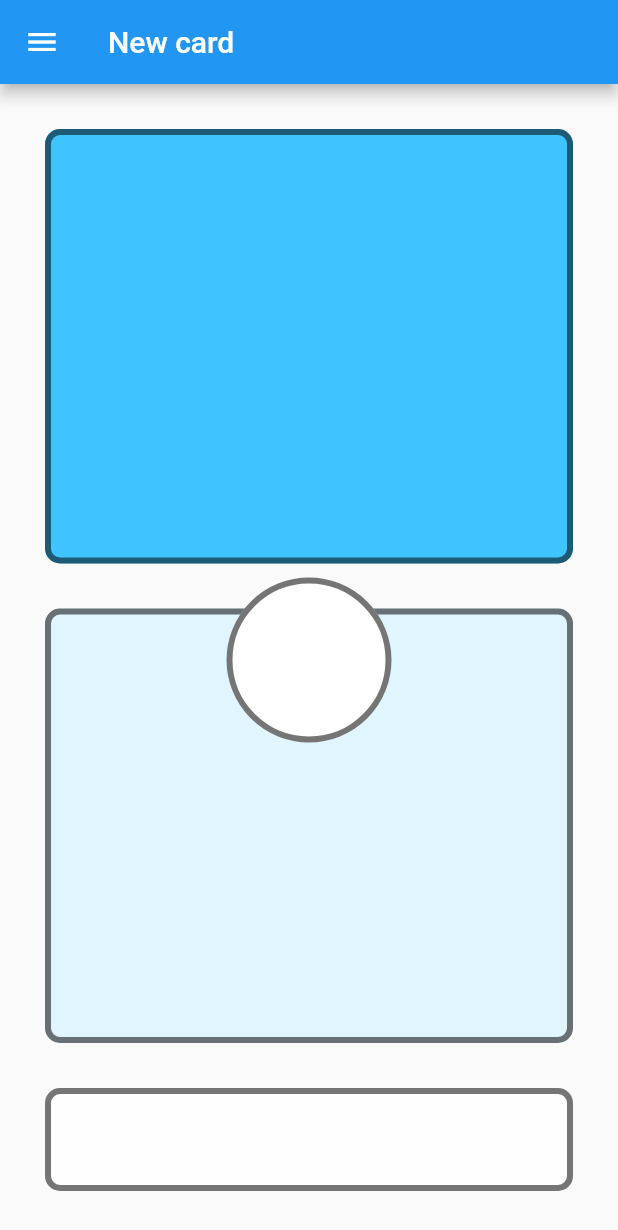
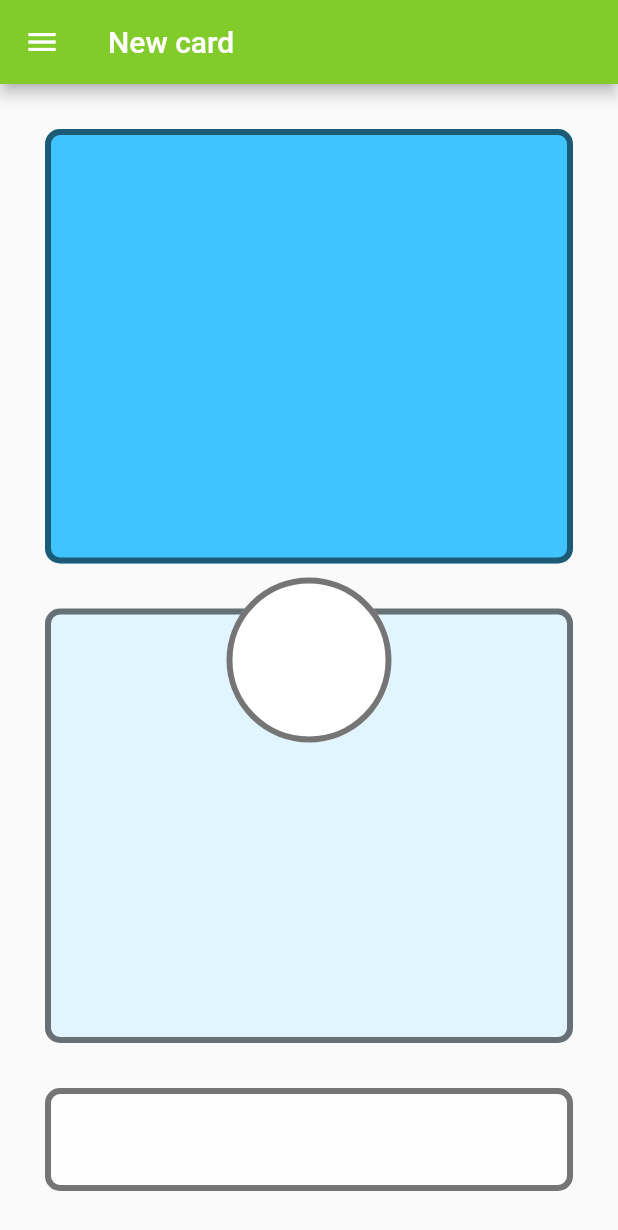
Before and after one commit to lsdrfrx/cardiction, a Flutter app: the screen it shows after launch, in the side drawer, after a tap on "New card", on a phone screen of 412 x 824 dp. Shown: the top 1230 px of the screen. Run offline on Flutter 3.47's test engine with Material 2 defaults, Android fonts, the phone set to English and light mode, and no system bars; our stand-ins replace flutter_bloc.

Commit message:
added dark and light theme, changing accent color

```diff
--- a/lib/main.dart
+++ b/lib/main.dart
@@ -1,11 +1,50 @@
 import 'package:flutter/material.dart';
-import 'package:flutter_desktop_test/src/pages/new_card.dart';
+import 'package:flutter_bloc/flutter_bloc.dart';
 import 'package:flutter_desktop_test/src/pages/vocabulary.dart';
+import 'package:flutter_desktop_test/src/providers/accentcolor/accentcolor_bloc.dart';
+import 'package:flutter_desktop_test/src/providers/theme/theme_bloc.dart';
 
 void main() {
-  const app = MaterialApp(
-    home: VocabularyPage(),
-  );
+  runApp(const App());
+}
 
-  runApp(app);
+class App extends StatelessWidget {
+  const App({super.key});
+
+  @override
+  Widget build(BuildContext context) {
+    return MultiBlocProvider(
+      providers: [
+        BlocProvider(
+          create: (context) => ThemeBloc(),
+        ),
+        BlocProvider(
+          create: (context) => AccentColorBloc(),
+        ),
+      ],
+      child: Builder(
+        builder: (context) {
+          final themeState = context.watch<ThemeBloc>().state;
+          final accentColorState = context.watch<AccentColorBloc>().state;
+
+          return _build(
+            context,
+            themeState.theme.copyWith(
+              primaryColor: accentColorState.accentColor,
+            ),
+          );
+        },
+      ),
+    );
+  }
+
+  Widget _build(BuildContext context, theme) {
+    MaterialApp app = MaterialApp(
+      home: const VocabularyPage(),
+      theme: theme,
+
+    );
+
+    return app;
+  }
 }
--- /dev/null
+++ b/lib/src/providers/accentcolor.dart
@@ -0,0 +1,5 @@
+// import 'package:flutter_bloc/flutter_bloc.dart';
+
+// class AccentColorProvider extends Bloc<ChangeAccentColorEvent, String> {}
+
+// class ChangeAccentColorEvent {}
--- /dev/null
+++ b/lib/src/providers/accentcolor/accentcolor_bloc.dart
@@ -0,0 +1,18 @@
+import 'package:flutter/material.dart';
+import 'package:flutter_bloc/flutter_bloc.dart';
+import 'package:flutter_desktop_test/src/services/themes.dart';
+
+part 'accentcolor_event.dart';
+part 'accentcolor_state.dart';
+
+class AccentColorBloc extends Bloc<AccentColorEvent, AccentColorState> {
+  AccentColorBloc()
+      : super(AccentColorInitial(accentColor: AccentColors.green)) {
+    on<AccentColorChangedEvent>(_onColorChange);
+  }
+
+  _onColorChange(AccentColorEvent event, Emitter<AccentColorState> emit) {
+    emit(AccentColorState(accentColor: AccentColors.byName(event.color)));
+    print("Current color: ${event.color}");
+  }
+}
--- /dev/null
+++ b/lib/src/providers/accentcolor/accentcolor_event.dart
@@ -0,0 +1,11 @@
+part of 'accentcolor_bloc.dart';
+
+@immutable
+sealed class AccentColorEvent {
+  final String color;
+  const AccentColorEvent({required this.color});
+}
+
+class AccentColorChangedEvent extends AccentColorEvent {
+  const AccentColorChangedEvent(String color) : super(color: color);
+}
--- /dev/null
+++ b/lib/src/providers/accentcolor/accentcolor_state.dart
@@ -0,0 +1,15 @@
+part of 'accentcolor_bloc.dart';
+
+@immutable
+class AccentColorState {
+  final Color accentColor;
+  const AccentColorState({
+    required this.accentColor,
+  });
+}
+
+class AccentColorInitial extends AccentColorState {
+  const AccentColorInitial({
+    required Color accentColor,
+  }) : super(accentColor: accentColor);
+}
--- /dev/null
+++ b/lib/src/providers/theme/theme_bloc.dart
@@ -0,0 +1,21 @@
+import 'package:flutter/material.dart';
+import 'package:flutter_bloc/flutter_bloc.dart';
+import 'package:flutter_desktop_test/src/services/themes.dart';
+
+part 'theme_event.dart';
+part 'theme_state.dart';
+
+class ThemeBloc extends Bloc<ThemeEvent, ThemeState> {
+  ThemeBloc() : super(ThemeInitial(theme: lightTheme)) {
+    on<ThemeLightEvent>(_onLightEvent);
+    on<ThemeDarkEvent>(_onDarkEvent);
+  }
+
+  _onLightEvent(ThemeEvent event, Emitter<ThemeState> emit) {
+    emit(ThemeState(theme: lightTheme));
+  }
+
+  _onDarkEvent(ThemeEvent event, Emitter<ThemeState> emit) {
+    emit(ThemeState(theme: darkTheme));
+  }
+}
--- /dev/null
+++ b/lib/src/providers/theme/theme_event.dart
@@ -0,0 +1,8 @@
+part of 'theme_bloc.dart';
+
+@immutable
+sealed class ThemeEvent {}
+
+class ThemeLightEvent extends ThemeEvent {}
+
+class ThemeDarkEvent extends ThemeEvent {}
--- /dev/null
+++ b/lib/src/providers/theme/theme_state.dart
@@ -0,0 +1,15 @@
+part of 'theme_bloc.dart';
+
+@immutable
+class ThemeState {
+  final ThemeData theme;
+  const ThemeState({
+    required this.theme,
+  });
+}
+
+class ThemeInitial extends ThemeState {
+  const ThemeInitial({
+    required ThemeData theme,
+  }) : super(theme: theme);
+}
--- /dev/null
+++ b/lib/src/services/themes.dart
@@ -0,0 +1,47 @@
+import "package:flutter/material.dart";
+
+final lightTheme = ThemeData();
+
+final darkTheme = lightTheme.copyWith(
+  brightness: Brightness.dark,
+  scaffoldBackgroundColor: const Color.fromRGBO(33, 33, 33, 1),
+  appBarTheme: const AppBarTheme(
+    foregroundColor: Colors.white70,
+  ),
+  drawerTheme: const DrawerThemeData(
+    backgroundColor: Color.fromRGBO(33, 33, 33, 1),
+  ),
+  textTheme: const TextTheme(
+    bodyLarge: TextStyle(
+      color: Colors.white70,
+    ),
+  ),
+);
+
+class AccentColors {
+  static Color green = const Color.fromARGB(255, 129, 204, 43);
+  static Color blue = const Color.fromRGBO(64, 196, 255, 1);
+  static Color orange = const Color.fromRGBO(255, 171, 64, 1);
+  static Color red = const Color.fromRGBO(229, 57, 53, 1);
+  static Color pink = const Color.fromRGBO(255, 128, 171, 1);
+
+  static List<String> colors() {
+    return ["green", "blue", "orange", "red", "pink"];
+  }
+
+  static Color byName(String name) {
+    switch (name) {
+      case "green":
+        return AccentColors.green;
+      case "blue":
+        return AccentColors.blue;
+      case "orange":
+        return AccentColors.orange;
+      case "red":
+        return AccentColors.red;
+      case "pink":
+        return AccentColors.pink;
+    }
+    return AccentColors.green;
+  }
+}
--- a/lib/src/widgets/appbar.dart
+++ b/lib/src/widgets/appbar.dart
@@ -10,6 +10,9 @@ class CustomAppBar extends StatelessWidget implements PreferredSizeWidget {
 
   @override
   Widget build(BuildContext context) {
-    return AppBar(title: Text(title));
+    return AppBar(
+      title: Text(title),
+      backgroundColor: Theme.of(context).primaryColor,
+    );
   }
 }
--- a/lib/src/widgets/drawer.dart
+++ b/lib/src/widgets/drawer.dart
@@ -13,8 +13,16 @@ class CustomDrawer extends StatelessWidget {
       child: ListView(
         padding: EdgeInsets.zero,
         children: <Widget>[
+          DrawerHeader(
+            decoration: BoxDecoration(
+              color: Theme.of(context).primaryColor,
+              shape: BoxShape.rectangle,
+            ),
+            child: const Text("Header"),
+          ),
           ListTile(
             title: const Text("New card"),
+            leading: const Icon(Icons.create),
             onTap: () {
               Navigator.push(
                 context,
@@ -24,6 +32,7 @@ class CustomDrawer extends StatelessWidget {
           ),
           ListTile(
             title: const Text("Learn cards"),
+            leading: const Icon(Icons.view_carousel_rounded),
             onTap: () {
               Navigator.push(
                 context,
@@ -33,6 +42,7 @@ class CustomDrawer extends StatelessWidget {
           ),
           ListTile(
             title: const Text("Vocabulary"),
+            leading: const Icon(Icons.book),
             onTap: () {
               Navigator.push(
                 context,
@@ -42,6 +52,7 @@ class CustomDrawer extends StatelessWidget {
           ),
           ListTile(
             title: const Text("Settings"),
+            leading: const Icon(Icons.settings),
             onTap: () {
               Navigator.push(
                 context,
--- a/pubspec.yaml
+++ b/pubspec.yaml
@@ -7,8 +7,10 @@ environment:
   sdk: '>=3.1.3 <4.0.0'
 
 dependencies:
+  equatable: ^2.0.5
   flutter:
     sdk: flutter
+  flutter_bloc: ^8.1.3
 
 dev_dependencies:
   flutter_test:
```
Also changed, not shown: lib/src/pages/settings.dart (+18 -1 lines), lib/src/providers/theme.dart (added, +13 -0 lines), lib/src/widgets/accentcolorswitcher.dart (added, +33 -0 lines), lib/src/widgets/themeswitcher.dart (added, +27 -0 lines), pubspec.lock.
